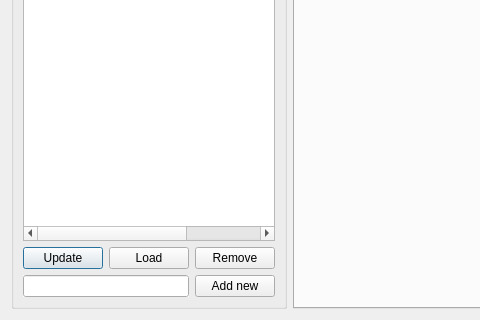
petres/eurostat, file app/gui/base.ui: the form before one commit; both pictures show x 0 to 480 and y 177 to 497 of the 963 by 497 pixel window.
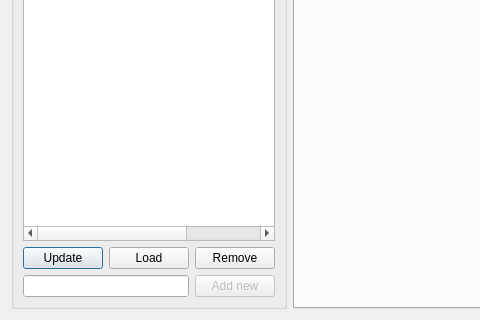
The form after the commit.

Patch:
```diff
--- a/app/gui/base.ui
+++ b/app/gui/base.ui
@@ -122,6 +122,9 @@
           </item>
           <item>
            <widget class="QPushButton" name="addButton">
+            <property name="enabled">
+             <bool>false</bool>
+            </property>
             <property name="text">
              <string>Add new</string>
             </property>
```
Left out of the diff: 4 changed lines with no effect on the pictures.
